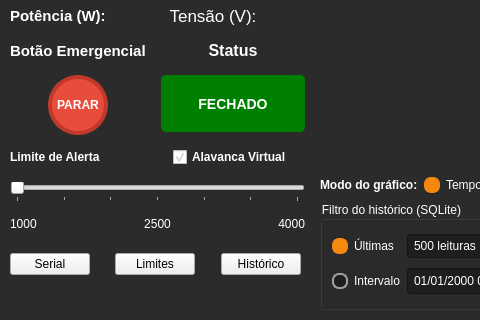
Qt form ui/dashboard.ui (bezerrasz/Almondega) before a commit; both pictures show x 0 to 480 and y 150 to 470 of the 849 by 470 pixel window.
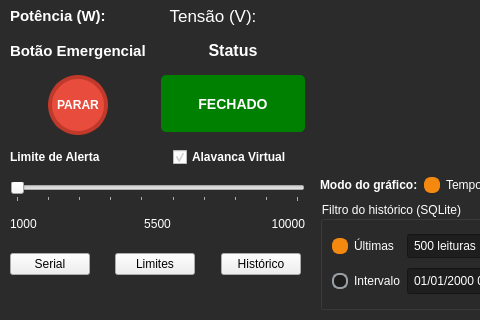
The same form after that commit.

Commit message: feat: limite do slider de potencia ate 10000 W e eixo do grafico comecando em 0

Diff of the .ui file:
```diff
--- a/ui/dashboard.ui
+++ b/ui/dashboard.ui
@@ -312,7 +312,7 @@
          <number>1000</number>
         </property>
         <property name="maximum">
-         <number>4000</number>
+         <number>10000</number>
         </property>
         <property name="orientation">
          <enum>Qt::Orientation::Horizontal</enum>
@@ -321,7 +321,7 @@
          <enum>QSlider::TickPosition::TicksBelow</enum>
         </property>
         <property name="tickInterval">
-         <number>500</number>
+         <number>1000</number>
         </property>
        </widget>
       </item>
@@ -337,7 +337,7 @@
         <item>
          <widget class="QLabel" name="label_8">
           <property name="text">
-           <string>2500</string>
+           <string>5500</string>
           </property>
           <property name="alignment">
            <set>Qt::AlignmentFlag::AlignCenter</set>
@@ -347,7 +347,7 @@
         <item>
          <widget class="QLabel" name="label_9">
           <property name="text">
-           <string>4000</string>
+           <string>10000</string>
           </property>
           <property name="alignment">
            <set>Qt::AlignmentFlag::AlignRight|Qt::AlignmentFlag::AlignTrailing|Qt::AlignmentFlag::AlignVCenter</set>
```
The commit also changes 1 other file.
